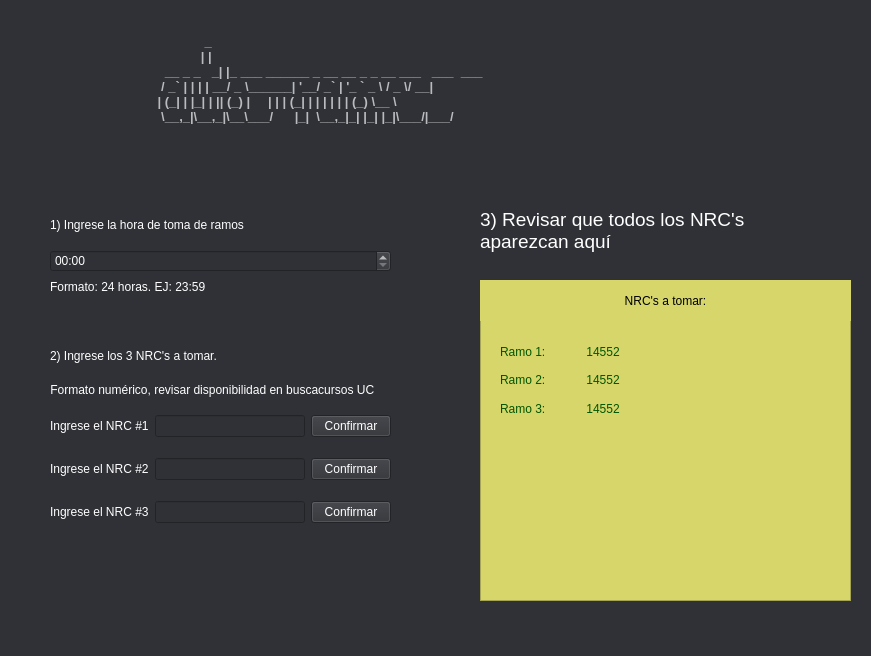
First picture: the form in frontend/ventanas/ventanaPrincipal.ui, repository open-source-uc/auto-ramos, before the edit.
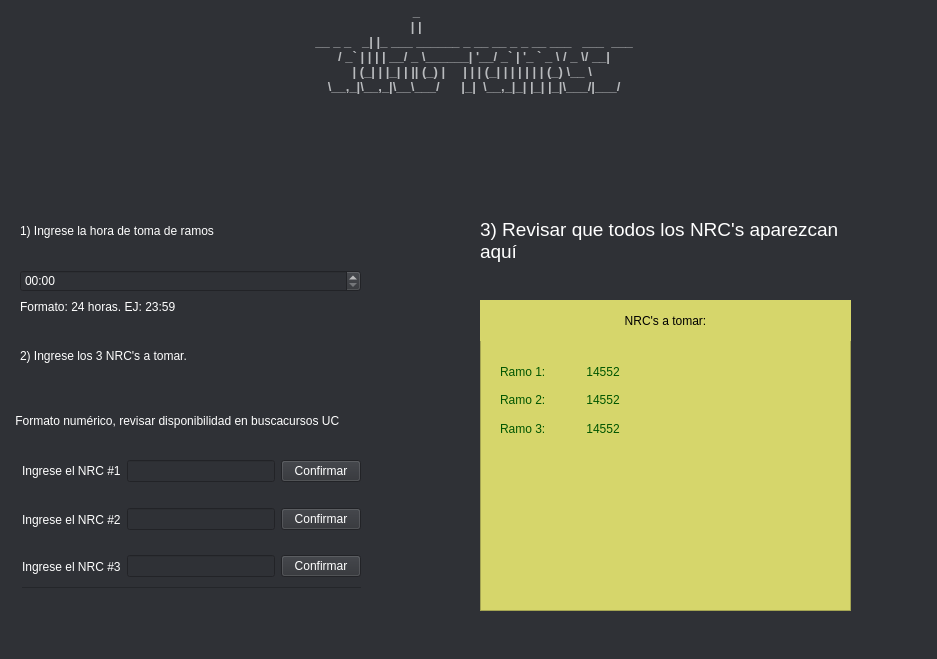
Second picture: the form after the edit.

Commit message: Creada gui funcional

The edit to the form file:
```diff
--- a/frontend/ventanas/ventanaPrincipal.ui
+++ b/frontend/ventanas/ventanaPrincipal.ui
@@ -6,8 +6,8 @@
    <rect>
     <x>0</x>
     <y>0</y>
-    <width>871</width>
-    <height>656</height>
+    <width>937</width>
+    <height>659</height>
    </rect>
   </property>
   <property name="windowTitle">
@@ -20,15 +20,37 @@
    <widget class="QWidget" name="verticalLayoutWidget">
     <property name="geometry">
      <rect>
-      <x>50</x>
-      <y>400</y>
+      <x>22</x>
+      <y>450</y>
       <width>341</width>
       <height>141</height>
      </rect>
     </property>
     <layout class="QVBoxLayout" name="verticalLayout">
      <item>
-      <layout class="QHBoxLayout" name="horizontalLayout">
+      <widget class="QFrame" name="nrc_frame_1">
+       <property name="maximumSize">
+        <size>
+         <width>339</width>
+         <height>42</height>
+        </size>
+       </property>
+       <property name="frameShape">
+        <enum>QFrame::StyledPanel</enum>
+       </property>
+       <property name="frameShadow">
+        <enum>QFrame::Raised</enum>
+       </property>
+       <widget class="QWidget" name="">
+        <property name="geometry">
+         <rect>
+          <x>0</x>
+          <y>0</y>
+          <width>339</width>
+          <height>42</height>
+         </rect>
+        </property>
+        <layout class="QHBoxLayout" name="nrc_layout_1">
        <item>
         <widget class="QLabel" name="label">
          <property name="styleSheet">
@@ -47,7 +69,7 @@
         </widget>
        </item>
        <item>
-        <widget class="QPushButton" name="pushButton">
+          <widget class="QPushButton" name="confirmar_button_1">
          <property name="styleSheet">
           <string notr="true">color: rgb(255, 255, 255);</string>
          </property>
@@ -57,9 +79,33 @@
         </widget>
        </item>
       </layout>
+       </widget>
+      </widget>
      </item>
      <item>
-      <layout class="QHBoxLayout" name="horizontalLayout_3">
+      <widget class="QFrame" name="nrc_frame_2">
+       <property name="maximumSize">
+        <size>
+         <width>339</width>
+         <height>42</height>
+        </size>
+       </property>
+       <property name="frameShape">
+        <enum>QFrame::StyledPanel</enum>
+       </property>
+       <property name="frameShadow">
+        <enum>QFrame::Raised</enum>
+       </property>
+       <widget class="QWidget" name="">
+        <property name="geometry">
+         <rect>
+          <x>0</x>
+          <y>0</y>
+          <width>339</width>
+          <height>43</height>
+         </rect>
+        </property>
+        <layout class="QHBoxLayout" name="nrc_layout_2">
        <item>
         <widget class="QLabel" name="label_4">
          <property name="styleSheet">
@@ -78,7 +124,7 @@
         </widget>
        </item>
        <item>
-        <widget class="QPushButton" name="pushButton_3">
+          <widget class="QPushButton" name="confirmar_button_2">
          <property name="styleSheet">
           <string notr="true">color: rgb(255, 255, 255);</string>
          </property>
@@ -88,9 +134,33 @@
         </widget>
        </item>
       </layout>
+       </widget>
+      </widget>
      </item>
      <item>
-      <layout class="QHBoxLayout" name="horizontalLayout_2">
+      <widget class="QFrame" name="nrc_frame_3">
+       <property name="maximumSize">
+        <size>
+         <width>339</width>
+         <height>42</height>
+        </size>
+       </property>
+       <property name="frameShape">
+        <enum>QFrame::StyledPanel</enum>
+       </property>
+       <property name="frameShadow">
+        <enum>QFrame::Raised</enum>
+       </property>
+       <widget class="QWidget" name="">
+        <property name="geometry">
+         <rect>
+          <x>0</x>
+          <y>0</y>
+          <width>339</width>
+          <height>41</height>
+         </rect>
+        </property>
+        <layout class="QHBoxLayout" name="nrc_layout_3">
        <item>
         <widget class="QLabel" name="label_3">
          <property name="styleSheet">
@@ -109,7 +179,7 @@
         </widget>
        </item>
        <item>
-        <widget class="QPushButton" name="pushButton_2">
+          <widget class="QPushButton" name="confirmar_button_3">
          <property name="styleSheet">
           <string notr="true">color: rgb(255, 255, 255);</string>
          </property>
@@ -119,6 +189,8 @@
         </widget>
        </item>
       </layout>
+       </widget>
+      </widget>
      </item>
     </layout>
    </widget>
@@ -126,9 +198,9 @@
     <property name="geometry">
      <rect>
       <x>480</x>
-      <y>280</y>
+      <y>300</y>
       <width>371</width>
-      <height>321</height>
+      <height>311</height>
      </rect>
     </property>
     <property name="styleSheet">
@@ -254,10 +326,10 @@
    <widget class="QTextEdit" name="textEdit">
     <property name="geometry">
      <rect>
-      <x>150</x>
-      <y>30</y>
-      <width>591</width>
-      <height>141</height>
+      <x>10</x>
+      <y>0</y>
+      <width>921</width>
+      <height>181</height>
      </rect>
     </property>
     <property name="styleSheet">
@@ -267,6 +339,12 @@
 border-radius: 0px;
 border-style: none;</string>
     </property>
+    <property name="verticalScrollBarPolicy">
+     <enum>Qt::ScrollBarAlwaysOff</enum>
+    </property>
+    <property name="horizontalScrollBarPolicy">
+     <enum>Qt::ScrollBarAlwaysOff</enum>
+    </property>
     <property name="readOnly">
      <bool>true</bool>
     </property>
@@ -275,12 +353,12 @@
 &lt;html&gt;&lt;head&gt;&lt;meta name=&quot;qrichtext&quot; content=&quot;1&quot; /&gt;&lt;style type=&quot;text/css&quot;&gt;
 p, li { white-space: pre-wrap; }
 &lt;/style&gt;&lt;/head&gt;&lt;body style=&quot; font-family:'MS Shell Dlg 2'; font-size:5.57143pt; font-weight:400; font-style:normal;&quot;&gt;
-&lt;p style=&quot; margin-top:0px; margin-bottom:0px; margin-left:0px; margin-right:0px; -qt-block-indent:0; text-indent:0px;&quot;&gt;&lt;span style=&quot; font-family:'Consolas','Andale Mono WT','Andale Mono','Lucida Console','Lucida Sans Typewriter','DejaVu Sans Mono','Bitstream Vera Sans Mono','Liberation Mono','Nimbus Mono L','Monaco','Courier New','Courier','monospace'; font-size:10pt; font-weight:600; color:#b9bbbe; background-color:#2f3136;&quot;&gt;              _                                            &lt;/span&gt;&lt;/p&gt;
-&lt;p style=&quot; margin-top:0px; margin-bottom:0px; margin-left:0px; margin-right:0px; -qt-block-indent:0; text-indent:0px;&quot;&gt;&lt;span style=&quot; font-family:'Consolas','Andale Mono WT','Andale Mono','Lucida Console','Lucida Sans Typewriter','DejaVu Sans Mono','Bitstream Vera Sans Mono','Liberation Mono','Nimbus Mono L','Monaco','Courier New','Courier','monospace'; font-size:10pt; font-weight:600; color:#b9bbbe; background-color:#2f3136;&quot;&gt;             | |                                           &lt;/span&gt;&lt;/p&gt;
-&lt;p style=&quot; margin-top:0px; margin-bottom:0px; margin-left:0px; margin-right:0px; -qt-block-indent:0; text-indent:0px;&quot;&gt;&lt;span style=&quot; font-family:'Consolas','Andale Mono WT','Andale Mono','Lucida Console','Lucida Sans Typewriter','DejaVu Sans Mono','Bitstream Vera Sans Mono','Liberation Mono','Nimbus Mono L','Monaco','Courier New','Courier','monospace'; font-size:10pt; font-weight:600; color:#b9bbbe; background-color:#2f3136;&quot;&gt;   __ _ _   _| |_ ___ ______ _ __ __ _ _ __ ___   ___  ___ &lt;/span&gt;&lt;/p&gt;
-&lt;p style=&quot; margin-top:0px; margin-bottom:0px; margin-left:0px; margin-right:0px; -qt-block-indent:0; text-indent:0px;&quot;&gt;&lt;span style=&quot; font-family:'Consolas','Andale Mono WT','Andale Mono','Lucida Console','Lucida Sans Typewriter','DejaVu Sans Mono','Bitstream Vera Sans Mono','Liberation Mono','Nimbus Mono L','Monaco','Courier New','Courier','monospace'; font-size:10pt; font-weight:600; color:#b9bbbe; background-color:#2f3136;&quot;&gt;  / _` | | | | __/ _ \______| '__/ _` | '_ ` _ \ / _ \/ __|&lt;/span&gt;&lt;/p&gt;
-&lt;p style=&quot; margin-top:0px; margin-bottom:0px; margin-left:0px; margin-right:0px; -qt-block-indent:0; text-indent:0px;&quot;&gt;&lt;span style=&quot; font-family:'Consolas','Andale Mono WT','Andale Mono','Lucida Console','Lucida Sans Typewriter','DejaVu Sans Mono','Bitstream Vera Sans Mono','Liberation Mono','Nimbus Mono L','Monaco','Courier New','Courier','monospace'; font-size:10pt; font-weight:600; color:#b9bbbe; background-color:#2f3136;&quot;&gt; | (_| | |_| | || (_) |     | | | (_| | | | | | | (_) \__ \&lt;/span&gt;&lt;/p&gt;
-&lt;p style=&quot; margin-top:0px; margin-bottom:0px; margin-left:0px; margin-right:0px; -qt-block-indent:0; text-indent:0px;&quot;&gt;&lt;span style=&quot; font-family:'Consolas','Andale Mono WT','Andale Mono','Lucida Console','Lucida Sans Typewriter','DejaVu Sans Mono','Bitstream Vera Sans Mono','Liberation Mono','Nimbus Mono L','Monaco','Courier New','Courier','monospace'; font-size:10pt; font-weight:600; color:#b9bbbe; background-color:#2f3136;&quot;&gt;  \__,_|\__,_|\__\___/      |_|  \__,_|_| |_| |_|\___/|___/&lt;/span&gt;&lt;/p&gt;&lt;/body&gt;&lt;/html&gt;</string>
+&lt;p align=&quot;center&quot; style=&quot; margin-top:0px; margin-bottom:0px; margin-left:0px; margin-right:0px; -qt-block-indent:0; text-indent:0px;&quot;&gt;&lt;span style=&quot; font-family:'Consolas','Andale Mono WT','Andale Mono','Lucida Console','Lucida Sans Typewriter','DejaVu Sans Mono','Bitstream Vera Sans Mono','Liberation Mono','Nimbus Mono L','Monaco','Courier New','Courier','monospace'; font-size:10pt; font-weight:600; color:#b9bbbe; background-color:#2f3136;&quot;&gt;              _                                            &lt;/span&gt;&lt;/p&gt;
+&lt;p align=&quot;center&quot; style=&quot; margin-top:0px; margin-bottom:0px; margin-left:0px; margin-right:0px; -qt-block-indent:0; text-indent:0px;&quot;&gt;&lt;span style=&quot; font-family:'Consolas','Andale Mono WT','Andale Mono','Lucida Console','Lucida Sans Typewriter','DejaVu Sans Mono','Bitstream Vera Sans Mono','Liberation Mono','Nimbus Mono L','Monaco','Courier New','Courier','monospace'; font-size:10pt; font-weight:600; color:#b9bbbe; background-color:#2f3136;&quot;&gt;             | |                                           &lt;/span&gt;&lt;/p&gt;
+&lt;p align=&quot;center&quot; style=&quot; margin-top:0px; margin-bottom:0px; margin-left:0px; margin-right:0px; -qt-block-indent:0; text-indent:0px;&quot;&gt;&lt;span style=&quot; font-family:'Consolas','Andale Mono WT','Andale Mono','Lucida Console','Lucida Sans Typewriter','DejaVu Sans Mono','Bitstream Vera Sans Mono','Liberation Mono','Nimbus Mono L','Monaco','Courier New','Courier','monospace'; font-size:10pt; font-weight:600; color:#b9bbbe; background-color:#2f3136;&quot;&gt;   __ _ _   _| |_ ___ ______ _ __ __ _ _ __ ___   ___  ___ &lt;/span&gt;&lt;/p&gt;
+&lt;p align=&quot;center&quot; style=&quot; margin-top:0px; margin-bottom:0px; margin-left:0px; margin-right:0px; -qt-block-indent:0; text-indent:0px;&quot;&gt;&lt;span style=&quot; font-family:'Consolas','Andale Mono WT','Andale Mono','Lucida Console','Lucida Sans Typewriter','DejaVu Sans Mono','Bitstream Vera Sans Mono','Liberation Mono','Nimbus Mono L','Monaco','Courier New','Courier','monospace'; font-size:10pt; font-weight:600; color:#b9bbbe; background-color:#2f3136;&quot;&gt;  / _` | | | | __/ _ \______| '__/ _` | '_ ` _ \ / _ \/ __|&lt;/span&gt;&lt;/p&gt;
+&lt;p align=&quot;center&quot; style=&quot; margin-top:0px; margin-bottom:0px; margin-left:0px; margin-right:0px; -qt-block-indent:0; text-indent:0px;&quot;&gt;&lt;span style=&quot; font-family:'Consolas','Andale Mono WT','Andale Mono','Lucida Console','Lucida Sans Typewriter','DejaVu Sans Mono','Bitstream Vera Sans Mono','Liberation Mono','Nimbus Mono L','Monaco','Courier New','Courier','monospace'; font-size:10pt; font-weight:600; color:#b9bbbe; background-color:#2f3136;&quot;&gt; | (_| | |_| | || (_) |     | | | (_| | | | | | | (_) \__ \&lt;/span&gt;&lt;/p&gt;
+&lt;p align=&quot;center&quot; style=&quot; margin-top:0px; margin-bottom:0px; margin-left:0px; margin-right:0px; -qt-block-indent:0; text-indent:0px;&quot;&gt;&lt;span style=&quot; font-family:'Consolas','Andale Mono WT','Andale Mono','Lucida Console','Lucida Sans Typewriter','DejaVu Sans Mono','Bitstream Vera Sans Mono','Liberation Mono','Nimbus Mono L','Monaco','Courier New','Courier','monospace'; font-size:10pt; font-weight:600; color:#b9bbbe; background-color:#2f3136;&quot;&gt;  \__,_|\__,_|\__\___/      |_|  \__,_|_| |_| |_|\___/|___/&lt;/span&gt;&lt;/p&gt;&lt;/body&gt;&lt;/html&gt;</string>
     </property>
     <property name="textInteractionFlags">
      <set>Qt::NoTextInteraction</set>
@@ -289,8 +367,8 @@
    <widget class="QWidget" name="horizontalLayoutWidget_4">
     <property name="geometry">
      <rect>
-      <x>50</x>
-      <y>250</y>
+      <x>20</x>
+      <y>270</y>
       <width>341</width>
       <height>51</height>
      </rect>
@@ -332,10 +410,10 @@
    <widget class="QLabel" name="label_5">
     <property name="geometry">
      <rect>
-      <x>50</x>
-      <y>200</y>
+      <x>20</x>
+      <y>210</y>
       <width>381</width>
-      <height>49</height>
+      <height>41</height>
      </rect>
     </property>
     <property name="styleSheet">
@@ -345,14 +423,17 @@
     <property name="text">
      <string>1) Ingrese la hora de toma de ramos</string>
     </property>
+    <property name="wordWrap">
+     <bool>true</bool>
+    </property>
    </widget>
    <widget class="QLabel" name="label_9">
     <property name="geometry">
      <rect>
       <x>480</x>
-      <y>200</y>
-      <width>281</width>
-      <height>61</height>
+      <y>190</y>
+      <width>371</width>
+      <height>101</height>
      </rect>
     </property>
     <property name="styleSheet">
@@ -373,10 +454,10 @@
    <widget class="QLabel" name="label_8">
     <property name="geometry">
      <rect>
-      <x>47</x>
-      <y>370</y>
-      <width>359</width>
-      <height>39</height>
+      <x>12</x>
+      <y>400</y>
+      <width>371</width>
+      <height>41</height>
      </rect>
     </property>
     <property name="styleSheet">
@@ -390,10 +471,10 @@
    <widget class="QLabel" name="label_7">
     <property name="geometry">
      <rect>
-      <x>50</x>
-      <y>340</y>
-      <width>359</width>
-      <height>31</height>
+      <x>20</x>
+      <y>320</y>
+      <width>401</width>
+      <height>71</height>
      </rect>
     </property>
     <property name="styleSheet">
@@ -403,6 +484,9 @@
     <property name="text">
      <string>2) Ingrese los 3 NRC's a tomar.</string>
     </property>
+    <property name="wordWrap">
+     <bool>true</bool>
+    </property>
    </widget>
   </widget>
   <widget class="QStatusBar" name="statusbar">
```
Left out of the diff: 14 changed lines with no effect on the pictures. Lines whose indentation alone changed are shown as unchanged. The commit also changes 6 other files.
